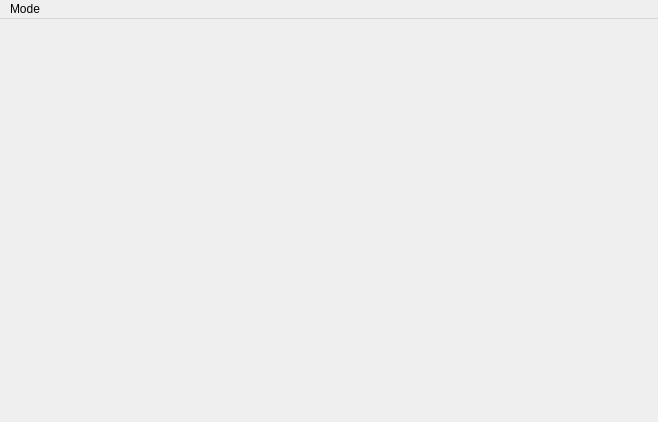
Qt form src/SmartCalc/Views/WinCalc.ui (rozhnof/SmartCalc) before a commit.
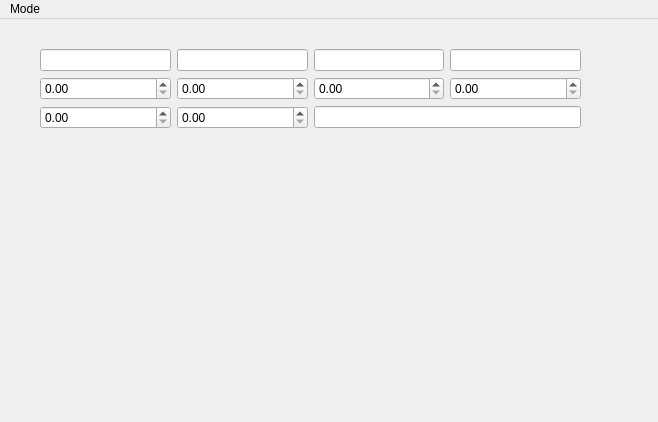
The same form after that commit.

What changed in the file:
```diff
--- a/src/SmartCalc/Views/WinCalc.ui
+++ b/src/SmartCalc/Views/WinCalc.ui
@@ -25,7 +25,53 @@
   <property name="windowTitle">
    <string>MainWindow</string>
   </property>
-  <widget class="QWidget" name="MainWidget"/>
+  <widget class="QWidget" name="MainWidget">
+   <widget class="QWidget" name="gridLayoutWidget">
+    <property name="geometry">
+     <rect>
+      <x>40</x>
+      <y>30</y>
+      <width>541</width>
+      <height>81</height>
+     </rect>
+    </property>
+    <layout class="QGridLayout" name="gridLayout">
+     <item row="0" column="0">
+      <widget class="QLineEdit" name="lineEdit"/>
+     </item>
+     <item row="1" column="1">
+      <widget class="QDoubleSpinBox" name="doubleSpinBox_3"/>
+     </item>
+     <item row="0" column="2">
+      <widget class="QLineEdit" name="lineEdit_3"/>
+     </item>
+     <item row="0" column="1">
+      <widget class="QLineEdit" name="lineEdit_2"/>
+     </item>
+     <item row="1" column="2">
+      <widget class="QDoubleSpinBox" name="doubleSpinBox_5"/>
+     </item>
+     <item row="1" column="0">
+      <widget class="QDoubleSpinBox" name="doubleSpinBox"/>
+     </item>
+     <item row="2" column="0">
+      <widget class="QDoubleSpinBox" name="doubleSpinBox_2"/>
+     </item>
+     <item row="2" column="1">
+      <widget class="QDoubleSpinBox" name="doubleSpinBox_4"/>
+     </item>
+     <item row="0" column="3">
+      <widget class="QLineEdit" name="lineEdit_4"/>
+     </item>
+     <item row="1" column="3">
+      <widget class="QDoubleSpinBox" name="doubleSpinBox_6"/>
+     </item>
+     <item row="2" column="2" colspan="2">
+      <widget class="QLineEdit" name="lineEdit_5"/>
+     </item>
+    </layout>
+   </widget>
+  </widget>
   <widget class="QMenuBar" name="menuBar">
    <property name="geometry">
     <rect>
```
